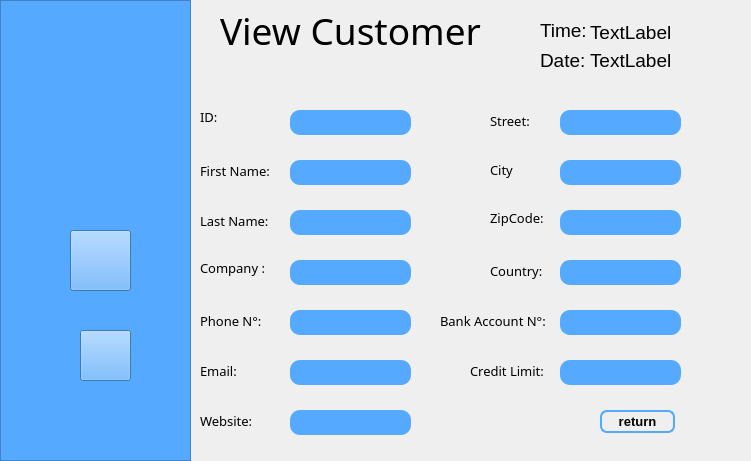
Qt form customers.ui (KhairiSlimani/SmartFactory) before a commit.
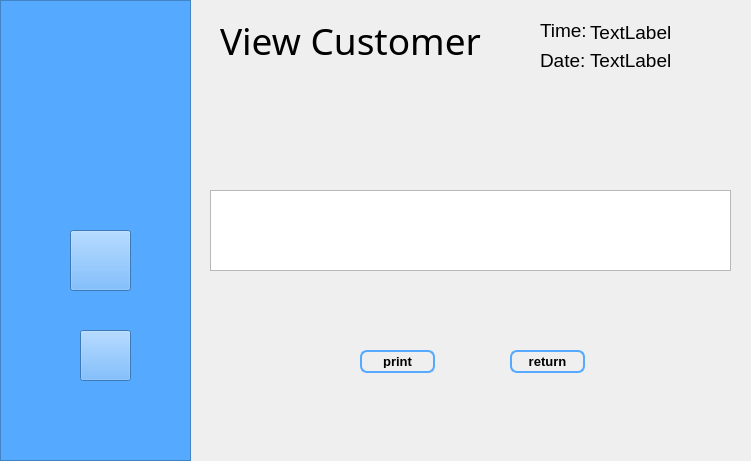
The same form after that commit. The open tabs and pages were chosen to show the change. Icons and pictures are not drawn.

Patch:
```diff
--- a/customers.ui
+++ b/customers.ui
@@ -487,7 +487,7 @@
        <x>220</x>
        <y>0</y>
        <width>281</width>
-       <height>61</height>
+       <height>81</height>
       </rect>
      </property>
      <property name="font">
@@ -536,245 +536,11 @@
       <string>Date:</string>
      </property>
     </widget>
-    <widget class="QLineEdit" name="lineEdit_CustomerIDOutPut">
-     <property name="geometry">
-      <rect>
-       <x>290</x>
-       <y>110</y>
-       <width>121</width>
-       <height>25</height>
-      </rect>
-     </property>
-     <property name="styleSheet">
-      <string notr="true">padding: 1px;
-background: rgb(85,170,255);
-border-radius: 10px;</string>
-     </property>
-     <property name="readOnly">
-      <bool>true</bool>
-     </property>
-    </widget>
-    <widget class="QLineEdit" name="lineEdit_FirstNameCustomerOutPut">
-     <property name="geometry">
-      <rect>
-       <x>290</x>
-       <y>160</y>
-       <width>121</width>
-       <height>25</height>
-      </rect>
-     </property>
-     <property name="styleSheet">
-      <string notr="true">padding: 1px;
-background: rgb(85,170,255);
-border-radius: 10px;</string>
-     </property>
-     <property name="readOnly">
-      <bool>true</bool>
-     </property>
-    </widget>
-    <widget class="QLineEdit" name="lineEdit_LastNameCustomerOutPut">
-     <property name="geometry">
-      <rect>
-       <x>290</x>
-       <y>210</y>
-       <width>121</width>
-       <height>25</height>
-      </rect>
-     </property>
-     <property name="styleSheet">
-      <string notr="true">padding: 1px;
-background: rgb(85,170,255);
-border-radius: 10px;</string>
-     </property>
-     <property name="readOnly">
-      <bool>true</bool>
-     </property>
-    </widget>
-    <widget class="QLineEdit" name="lineEdit_CompanyCustomerOutPut">
-     <property name="geometry">
-      <rect>
-       <x>290</x>
-       <y>260</y>
-       <width>121</width>
-       <height>25</height>
-      </rect>
-     </property>
-     <property name="styleSheet">
-      <string notr="true">padding: 1px;
-background: rgb(85,170,255);
-border-radius: 10px;</string>
-     </property>
-     <property name="readOnly">
-      <bool>true</bool>
-     </property>
-    </widget>
-    <widget class="QLineEdit" name="lineEdit_PhoneNumberCustomerOutPut">
-     <property name="geometry">
-      <rect>
-       <x>290</x>
-       <y>310</y>
-       <width>121</width>
-       <height>25</height>
-      </rect>
-     </property>
-     <property name="styleSheet">
-      <string notr="true">padding: 1px;
-background: rgb(85,170,255);
-border-radius: 10px;</string>
-     </property>
-     <property name="readOnly">
-      <bool>true</bool>
-     </property>
-    </widget>
-    <widget class="QLineEdit" name="lineEdit_EmailCustomerOutPut">
-     <property name="geometry">
-      <rect>
-       <x>290</x>
-       <y>360</y>
-       <width>121</width>
-       <height>25</height>
-      </rect>
-     </property>
-     <property name="styleSheet">
-      <string notr="true">padding: 1px;
-background: rgb(85,170,255);
-border-radius: 10px;</string>
-     </property>
-     <property name="readOnly">
-      <bool>true</bool>
-     </property>
-    </widget>
-    <widget class="QLineEdit" name="lineEdit_WebsiteCustomerOutPut">
-     <property name="geometry">
-      <rect>
-       <x>290</x>
-       <y>410</y>
-       <width>121</width>
-       <height>25</height>
-      </rect>
-     </property>
-     <property name="styleSheet">
-      <string notr="true">padding: 1px;
-background: rgb(85,170,255);
-border-radius: 10px;</string>
-     </property>
-     <property name="readOnly">
-      <bool>true</bool>
-     </property>
-    </widget>
-    <widget class="QLineEdit" name="lineEdit_AdressCustomerOutPut">
-     <property name="geometry">
-      <rect>
-       <x>560</x>
-       <y>110</y>
-       <width>121</width>
-       <height>25</height>
-      </rect>
-     </property>
-     <property name="styleSheet">
-      <string notr="true">padding: 1px;
-background: rgb(85,170,255);
-border-radius: 10px;</string>
-     </property>
-     <property name="readOnly">
-      <bool>true</bool>
-     </property>
-    </widget>
-    <widget class="QLineEdit" name="lineEdit_CityCustomerOutPut">
-     <property name="geometry">
-      <rect>
-       <x>560</x>
-       <y>160</y>
-       <width>121</width>
-       <height>25</height>
-      </rect>
-     </property>
-     <property name="styleSheet">
-      <string notr="true">padding: 1px;
-background: rgb(85,170,255);
-border-radius: 10px;</string>
-     </property>
-     <property name="readOnly">
-      <bool>true</bool>
-     </property>
-    </widget>
-    <widget class="QLineEdit" name="lineEdit_ZipCodeCustomerOutPut">
-     <property name="geometry">
-      <rect>
-       <x>560</x>
-       <y>210</y>
-       <width>121</width>
-       <height>25</height>
-      </rect>
-     </property>
-     <property name="styleSheet">
-      <string notr="true">padding: 1px;
-background: rgb(85,170,255);
-border-radius: 10px;</string>
-     </property>
-     <property name="readOnly">
-      <bool>true</bool>
-     </property>
-    </widget>
-    <widget class="QLineEdit" name="lineEdit_CountryCustomerOutPut">
-     <property name="geometry">
-      <rect>
-       <x>560</x>
-       <y>260</y>
-       <width>121</width>
-       <height>25</height>
-      </rect>
-     </property>
-     <property name="styleSheet">
-      <string notr="true">padding: 1px;
-background: rgb(85,170,255);
-border-radius: 10px;</string>
-     </property>
-     <property name="readOnly">
-      <bool>true</bool>
-     </property>
-    </widget>
-    <widget class="QLineEdit" name="lineEdit_BankAccountCustomerOutPut">
-     <property name="geometry">
-      <rect>
-       <x>560</x>
-       <y>310</y>
-       <width>121</width>
-       <height>25</height>
-      </rect>
-     </property>
-     <property name="styleSheet">
-      <string notr="true">padding: 1px;
-background: rgb(85,170,255);
-border-radius: 10px;</string>
-     </property>
-     <property name="readOnly">
-      <bool>true</bool>
-     </property>
-    </widget>
-    <widget class="QLineEdit" name="lineEdit_CreditLimitCustomerOutPut">
-     <property name="geometry">
-      <rect>
-       <x>560</x>
-       <y>360</y>
-       <width>121</width>
-       <height>25</height>
-      </rect>
-     </property>
-     <property name="styleSheet">
-      <string notr="true">padding: 1px;
-background: rgb(85,170,255);
-border-radius: 10px;</string>
-     </property>
-     <property name="readOnly">
-      <bool>true</bool>
-     </property>
-    </widget>
     <widget class="QPushButton" name="pushButton_Return">
      <property name="geometry">
       <rect>
-       <x>600</x>
-       <y>410</y>
+       <x>510</x>
+       <y>350</y>
        <width>75</width>
        <height>23</height>
       </rect>
@@ -845,251 +611,60 @@
       <string>TextLabel</string>
      </property>
     </widget>
-    <widget class="QLabel" name="label">
+    <widget class="QPushButton" name="pushButton_Print">
      <property name="geometry">
       <rect>
-       <x>200</x>
-       <y>110</y>
-       <width>47</width>
-       <height>14</height>
+       <x>360</x>
+       <y>350</y>
+       <width>75</width>
+       <height>23</height>
       </rect>
      </property>
      <property name="font">
       <font>
-       <family>Arial Rounded MT Bold</family>
+       <family>Arial</family>
        <pointsize>10</pointsize>
+       <weight>75</weight>
+       <bold>true</bold>
       </font>
      </property>
-     <property name="text">
-      <string>ID:</string>
+     <property name="styleSheet">
+      <string notr="true">#pushButton_Print
+{
+background-color: transparent;
+border-width: 2px;
+border-color: rgb(85,170,255);
+border-style: solid;
+border-radius: 7;
+padding: 3px;
+padding-left: 5px;
+padding-right: 5px;
+}
+
+#pushButton_Print:hover
+{
+background:rgb(85,170,255);
+}</string>
      </property>
-    </widget>
-    <widget class="QLabel" name="label_19">
-     <property name="geometry">
-      <rect>
-       <x>200</x>
-       <y>160</y>
-       <width>81</width>
-       <height>21</height>
-      </rect>
-     </property>
-     <property name="font">
-      <font>
-       <family>Arial Rounded MT Bold</family>
-       <pointsize>10</pointsize>
-      </font>
-     </property>
      <property name="text">
-      <string>First Name:</string>
+      <string>print</string>
      </property>
     </widget>
-    <widget class="QLabel" name="label_20">
+    <widget class="QTableView" name="tableView">
      <property name="geometry">
       <rect>
-       <x>200</x>
-       <y>210</y>
-       <width>81</width>
-       <height>21</height>
+       <x>210</x>
+       <y>190</y>
+       <width>521</width>
+       <height>81</height>
       </rect>
      </property>
-     <property name="font">
-      <font>
-       <family>Arial Rounded MT Bold</family>
-       <pointsize>10</pointsize>
-      </font>
-     </property>
-     <property name="text">
-      <string>Last Name:</string>
-     </property>
-    </widget>
-    <widget class="QLabel" name="label_21">
-     <property name="geometry">
-      <rect>
-       <x>200</x>
-       <y>260</y>
-       <width>111</width>
-       <height>16</height>
-      </rect>
-     </property>
-     <property name="font">
-      <font>
-       <family>Arial Rounded MT Bold</family>
-       <pointsize>10</pointsize>
-      </font>
-     </property>
-     <property name="text">
-      <string>Company :</string>
-     </property>
-    </widget>
-    <widget class="QLabel" name="label_22">
-     <property name="geometry">
-      <rect>
-       <x>200</x>
-       <y>310</y>
-       <width>101</width>
-       <height>21</height>
-      </rect>
-     </property>
-     <property name="font">
-      <font>
-       <family>Arial Rounded MT Bold</family>
-       <pointsize>10</pointsize>
-      </font>
-     </property>
-     <property name="text">
-      <string>Phone N°:</string>
-     </property>
-    </widget>
-    <widget class="QLabel" name="label_23">
-     <property name="geometry">
-      <rect>
-       <x>200</x>
-       <y>360</y>
-       <width>47</width>
-       <height>21</height>
-      </rect>
-     </property>
-     <property name="font">
-      <font>
-       <family>Arial Rounded MT Bold</family>
-       <pointsize>10</pointsize>
-      </font>
-     </property>
-     <property name="text">
-      <string>Email:</string>
-     </property>
-    </widget>
-    <widget class="QLabel" name="label_24">
-     <property name="geometry">
-      <rect>
-       <x>200</x>
-       <y>410</y>
-       <width>71</width>
-       <height>21</height>
-      </rect>
-     </property>
-     <property name="font">
-      <font>
-       <family>Arial Rounded MT Bold</family>
-       <pointsize>10</pointsize>
-      </font>
-     </property>
-     <property name="text">
-      <string>Website:</string>
-     </property>
-    </widget>
-    <widget class="QLabel" name="label_25">
-     <property name="geometry">
-      <rect>
-       <x>490</x>
-       <y>110</y>
-       <width>47</width>
-       <height>21</height>
-      </rect>
-     </property>
-     <property name="font">
-      <font>
-       <family>Arial Rounded MT Bold</family>
-       <pointsize>10</pointsize>
-      </font>
-     </property>
-     <property name="text">
-      <string>Street:</string>
-     </property>
-    </widget>
-    <widget class="QLabel" name="label_26">
-     <property name="geometry">
-      <rect>
-       <x>490</x>
-       <y>160</y>
-       <width>47</width>
-       <height>20</height>
-      </rect>
-     </property>
-     <property name="font">
-      <font>
-       <family>Arial Rounded MT Bold</family>
-       <pointsize>10</pointsize>
-      </font>
-     </property>
-     <property name="text">
-      <string>City</string>
-     </property>
-    </widget>
-    <widget class="QLabel" name="label_27">
-     <property name="geometry">
-      <rect>
-       <x>490</x>
-       <y>210</y>
-       <width>71</width>
-       <height>16</height>
-      </rect>
-     </property>
-     <property name="font">
-      <font>
-       <family>Arial Rounded MT Bold</family>
-       <pointsize>10</pointsize>
-      </font>
-     </property>
-     <property name="text">
-      <string>ZipCode:</string>
-     </property>
-    </widget>
-    <widget class="QLabel" name="label_28">
-     <property name="geometry">
-      <rect>
-       <x>490</x>
-       <y>260</y>
-       <width>61</width>
-       <height>21</height>
-      </rect>
-     </property>
-     <property name="font">
-      <font>
-       <family>Arial Rounded MT Bold</family>
-       <pointsize>10</pointsize>
-      </font>
-     </property>
-     <property name="text">
-      <string>Country:</string>
-     </property>
-    </widget>
-    <widget class="QLabel" name="label_29">
-     <property name="geometry">
-      <rect>
-       <x>440</x>
-       <y>305</y>
-       <width>161</width>
-       <height>31</height>
-      </rect>
-     </property>
-     <property name="font">
-      <font>
-       <family>Arial Rounded MT Bold</family>
-       <pointsize>10</pointsize>
-      </font>
-     </property>
-     <property name="text">
-      <string>Bank Account N°:</string>
-     </property>
-    </widget>
-    <widget class="QLabel" name="label_30">
-     <property name="geometry">
-      <rect>
-       <x>470</x>
-       <y>360</y>
-       <width>111</width>
-       <height>21</height>
-      </rect>
-     </property>
-     <property name="font">
-      <font>
-       <family>Arial Rounded MT Bold</family>
-       <pointsize>10</pointsize>
-      </font>
-     </property>
-     <property name="text">
-      <string>Credit Limit:</string>
+     <property name="styleSheet">
+      <string notr="true">font: 75 16pt &quot;Arial&quot;;
+gridline-color:rgb(46, 126, 255)
+
+
+</string>
      </property>
     </widget>
    </widget>
@@ -1391,6 +966,149 @@
       </property>
      </widget>
     </widget>
+    <widget class="QPushButton" name="pushButton_Send">
+     <property name="geometry">
+      <rect>
+       <x>380</x>
+       <y>410</y>
+       <width>75</width>
+       <height>23</height>
+      </rect>
+     </property>
+     <property name="font">
+      <font>
+       <family>Arial</family>
+       <pointsize>10</pointsize>
+       <weight>75</weight>
+       <bold>true</bold>
+      </font>
+     </property>
+     <property name="styleSheet">
+      <string notr="true">#pushButton_Send
+{
+background-color: transparent;
+border-width: 2px;
+border-color: rgb(85,170,255);
+border-style: solid;
+border-radius: 7;
+padding: 3px;
+padding-left: 5px;
+padding-right: 5px;
+}
+
+#pushButton_Send:hover
+{
+background:rgb(85,170,255);
+}</string>
+     </property>
+     <property name="text">
+      <string>Send</string>
+     </property>
+    </widget>
+    <widget class="QLineEdit" name="lineEdit_Email">
+     <property name="geometry">
+      <rect>
+       <x>230</x>
+       <y>130</y>
+       <width>501</width>
+       <height>31</height>
+      </rect>
+     </property>
+     <property name="styleSheet">
+      <string notr="true">border:2px solid rgb(85, 170, 255);</string>
+     </property>
+    </widget>
+    <widget class="QLabel" name="label_22">
+     <property name="geometry">
+      <rect>
+       <x>240</x>
+       <y>0</y>
+       <width>281</width>
+       <height>81</height>
+      </rect>
+     </property>
+     <property name="font">
+      <font>
+       <family>Arial Rounded MT Bold</family>
+       <pointsize>28</pointsize>
+      </font>
+     </property>
+     <property name="text">
+      <string>Send Mail</string>
+     </property>
+    </widget>
+    <widget class="QLabel" name="label_21">
+     <property name="geometry">
+      <rect>
+       <x>540</x>
+       <y>20</y>
+       <width>47</width>
+       <height>21</height>
+      </rect>
+     </property>
+     <property name="font">
+      <font>
+       <pointsize>14</pointsize>
+      </font>
+     </property>
+     <property name="text">
+      <string>Time:</string>
+     </property>
+    </widget>
+    <widget class="QLabel" name="time5">
+     <property name="geometry">
+      <rect>
+       <x>590</x>
+       <y>20</y>
+       <width>151</width>
+       <height>31</height>
+      </rect>
+     </property>
+     <property name="font">
+      <font>
+       <pointsize>14</pointsize>
+      </font>
+     </property>
+     <property name="text">
+      <string/>
+     </property>
+    </widget>
+    <widget class="QLabel" name="label_23">
+     <property name="geometry">
+      <rect>
+       <x>540</x>
+       <y>50</y>
+       <width>47</width>
+       <height>21</height>
+      </rect>
+     </property>
+     <property name="font">
+      <font>
+       <pointsize>14</pointsize>
+      </font>
+     </property>
+     <property name="text">
+      <string>Date:</string>
+     </property>
+    </widget>
+    <widget class="QLabel" name="date5">
+     <property name="geometry">
+      <rect>
+       <x>590</x>
+       <y>50</y>
+       <width>91</width>
+       <height>31</height>
+      </rect>
+     </property>
+     <property name="font">
+      <font>
+       <pointsize>14</pointsize>
+      </font>
+     </property>
+     <property name="text">
+      <string/>
+     </property>
+    </widget>
    </widget>
    <widget class="QWidget" name="page_3">
     <widget class="QFrame" name="frame_5">
```
Left out of the diff: 231 changed lines with no effect on the pictures.
